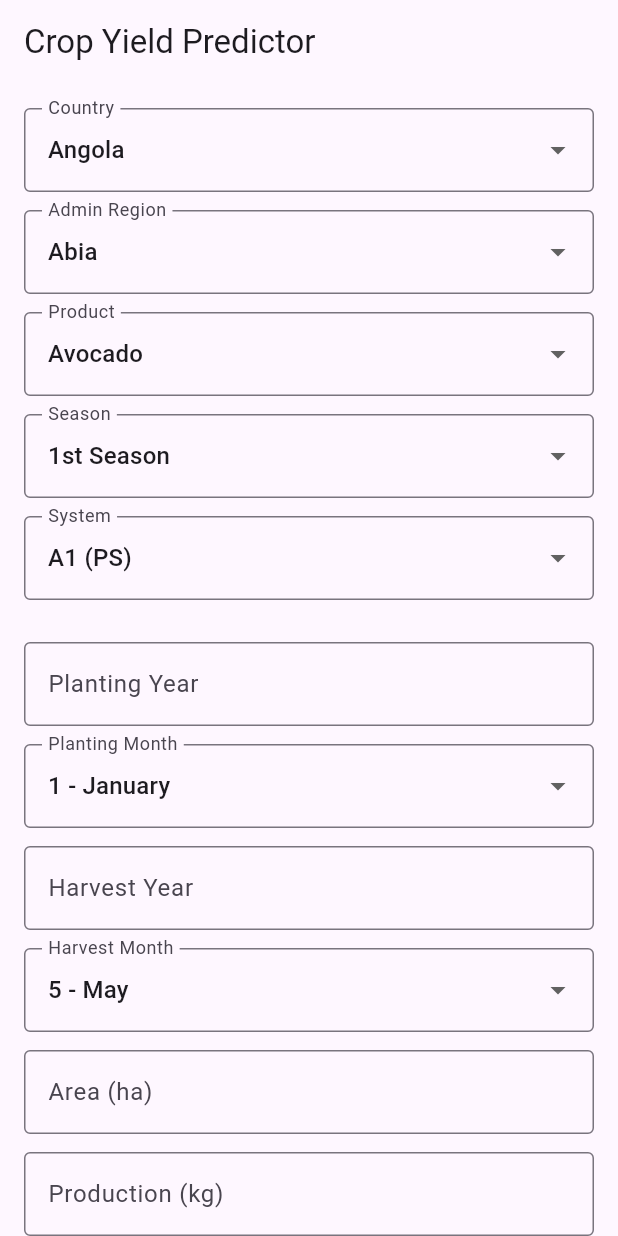
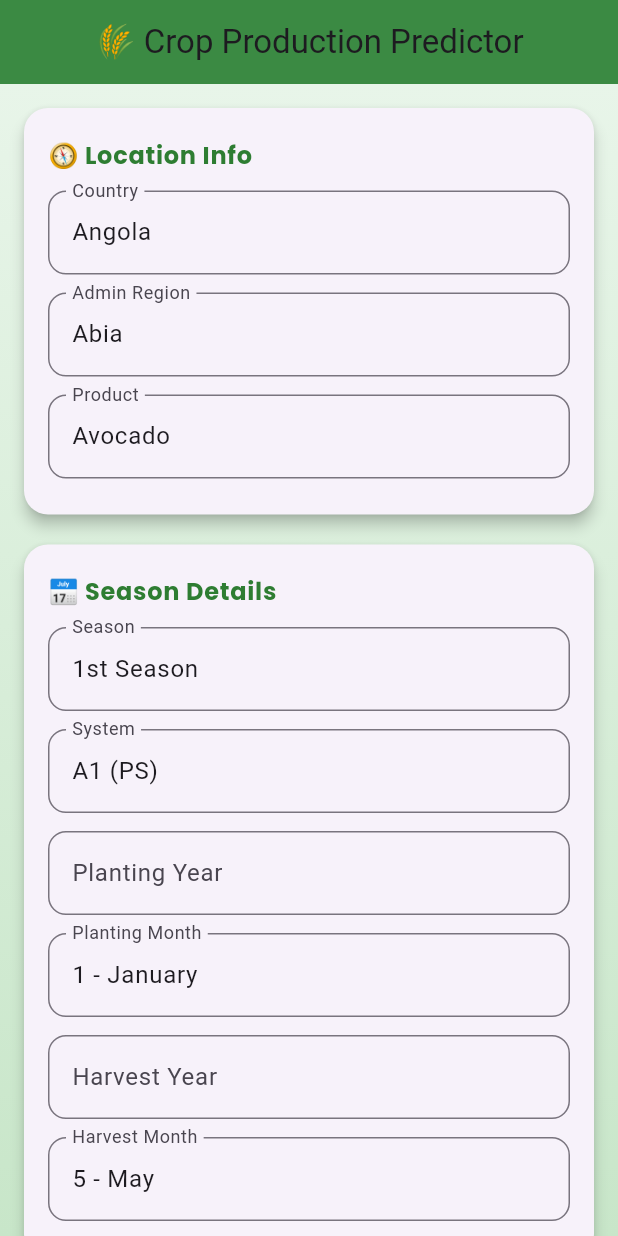
Before and after one commit to fadhuweb/linear_regression_model, a Flutter app: the screen it shows after launch, on a phone screen of 412 x 824 dp. Run offline on Flutter 3.47's test engine with Material 3 defaults, Android fonts, the phone set to English and light mode, and no system bars; our stand-ins replace google_fonts.

Commit message:
created the app for prediction

```diff
--- a/FlutterApp/crop_yield_predictor/lib/screens/predict_screen.dart
+++ b/FlutterApp/crop_yield_predictor/lib/screens/predict_screen.dart
@@ -1,7 +1,10 @@
+import 'dart:convert';
+import 'dart:math';
 import 'package:flutter/material.dart';
 import 'package:http/http.dart' as http;
-import 'dart:convert';
-import '../data/dropdown_options.dart'; // ✅ Import dropdown values
+import 'package:intl/intl.dart';
+import 'package:google_fonts/google_fonts.dart';
+import '../data/dropdown_options.dart';
 
 class PredictScreen extends StatefulWidget {
   const PredictScreen({Key? key}) : super(key: key);
@@ -12,58 +15,56 @@ class PredictScreen extends StatefulWidget {
 
 class _PredictScreenState extends State<PredictScreen> {
   final _formKey = GlobalKey<FormState>();
+  final plantingYearController = TextEditingController();
+  final harvestYearController = TextEditingController();
+  final areaController = TextEditingController();
 
-  // Controllers
-  final TextEditingController plantingYearController = TextEditingController();
-  final TextEditingController harvestYearController = TextEditingController();
-  final TextEditingController areaController = TextEditingController();
-  final TextEditingController productionController = TextEditingController();
+  final countryController = TextEditingController(text: countryOptions.first);
+  final adminController = TextEditingController(text: admin1Options.first);
+  final productController = TextEditingController(text: productOptions.first);
+  final seasonController = TextEditingController(text: seasonOptions.first);
+  final systemController = TextEditingController(text: systemOptions.first);
+  final plantingMonthController = TextEditingController(text: monthOptions.first);
+  final harvestMonthController = TextEditingController(text: monthOptions[4]);
 
-  // Dropdown selections
-  String? selectedCountry = countryOptions.first;
-  String? selectedAdmin = admin1Options.first;
-  String? selectedProduct = productOptions.first;
-  String? selectedSeason = seasonOptions.first;
-  String? selectedSystem = systemOptions.first;
-  String? selectedPlantingMonth = monthOptions.first;
-  String? selectedHarvestMonth = monthOptions[4];
-
+  bool isLoading = false;
+  bool useTons = false;
   String? predictionResult;
-  bool isLoading = false;
+  bool isErrorResult = false;
 
   Future<void> predictYield() async {
     if (!_formKey.currentState!.validate()) return;
 
     final plantingYear = int.tryParse(plantingYearController.text);
     final harvestYear = int.tryParse(harvestYearController.text);
-    final plantingMonth = int.parse(selectedPlantingMonth!.split(' - ')[0]);
-    final harvestMonth = int.parse(selectedHarvestMonth!.split(' - ')[0]);
+    final plantingMonth = int.parse(plantingMonthController.text.split(' - ')[0]);
+    final harvestMonth = int.parse(harvestMonthController.text.split(' - ')[0]);
 
-    // Logical validation: planting must be before harvest
-    if (harvestYear! < plantingYear! ||
-        (harvestYear == plantingYear && harvestMonth <= plantingMonth)) {
+    if (harvestYear! < plantingYear! || (harvestYear == plantingYear && harvestMonth <= plantingMonth)) {
       setState(() {
         predictionResult = "❌ Error: Harvest date must be after planting date.";
+        isErrorResult = true;
       });
       return;
     }
 
-    setState(() => isLoading = true);
+    setState(() {
+      isLoading = true;
+      predictionResult = null;
+    });
 
     final url = Uri.parse('https://linear-regression-model-4-49xg.onrender.com/predict');
-
     final body = {
-      'country': selectedCountry,
-      'admin_1': selectedAdmin,
-      'product': selectedProduct,
-      'season_name': selectedSeason,
+      'country': countryController.text,
+      'admin_1': adminController.text,
+      'product': productController.text,
+      'season_name': seasonController.text,
       'planting_year': plantingYear,
       'planting_month': plantingMonth,
       'harvest_year': harvestYear,
       'harvest_month': harvestMonth,
-      'crop_production_system': selectedSystem,
+      'crop_production_system': systemController.text,
       'area': double.parse(areaController.text),
-      'production': double.parse(productionController.text),
     };
 
     try {
@@ -75,18 +76,33 @@ class _PredictScreenState extends State<PredictScreen> {
 
       if (response.statusCode == 200) {
         final result = jsonDecode(response.body);
-        setState(() =>
-            predictionResult = "✅ Predicted Yield: ${result['predicted_yield']}");
+        double prediction = result['predicted_production'];
+
+        if (useTons) prediction /= 1000;
+
+        final formatted = NumberFormat('#,##0.00').format(prediction);
+        final unit = useTons ? 'tons' : 'kg';
+
+        setState(() {
+          predictionResult = "✅ Predicted Production: $formatted $unit";
+          isErrorResult = false;
+        });
       } else {
         final err = jsonDecode(response.body);
         final detail = err['detail'];
         final message = detail is List
             ? detail.map((e) => e['msg']).join('\n')
             : detail.toString();
-        setState(() => predictionResult = "❌ Error: $message");
+        setState(() {
+          predictionResult = "❌ Error: $message";
+          isErrorResult = true;
+        });
       }
     } catch (e) {
-      setState(() => predictionResult = "❌ Network error: $e");
+      setState(() {
+        predictionResult = "❌ Network error: $e";
+        isErrorResult = true;
+      });
     }
 
     setState(() => isLoading = false);
@@ -97,69 +113,147 @@ class _PredictScreenState extends State<PredictScreen> {
     plantingYearController.dispose();
     harvestYearController.dispose();
     areaController.dispose();
-    productionController.dispose();
+    countryController.dispose();
+    adminController.dispose();
+    productController.dispose();
+    seasonController.dispose();
+    systemController.dispose();
+    plantingMonthController.dispose();
+    harvestMonthController.dispose();
     super.dispose();
   }
 
   @override
   Widget build(BuildContext context) {
     return Scaffold(
-      appBar: AppBar(title: const Text('Crop Yield Predictor')),
-      body: SingleChildScrollView(
+      backgroundColor: Colors.green[50],
+      appBar: AppBar(
+        backgroundColor: Colors.green.shade700,
+        title: const Text('🌾 Crop Production Predictor'),
+        centerTitle: true,
+        elevation: 2,
+      ),
+      body: Container(
+        decoration: const BoxDecoration(
+          gradient: LinearGradient(
+            colors: [Color(0xFFE8F5E9), Color(0xFFC8E6C9)],
+            begin: Alignment.topCenter,
+            end: Alignment.bottomCenter,
+          ),
+        ),
+        child: SingleChildScrollView(
           padding: const EdgeInsets.all(16),
           child: Form(
             key: _formKey,
             child: Column(
               children: [
-              _buildDropdown('Country', countryOptions, selectedCountry,
-                  (val) => setState(() => selectedCountry = val)),
-              _buildDropdown('Admin Region', admin1Options, selectedAdmin,
-                  (val) => setState(() => selectedAdmin = val)),
-              _buildDropdown('Product', productOptions, selectedProduct,
-                  (val) => setState(() => selectedProduct = val)),
-              _buildDropdown('Season', seasonOptions, selectedSeason,
-                  (val) => setState(() => selectedSeason = val)),
-              _buildDropdown('System', systemOptions, selectedSystem,
-                  (val) => setState(() => selectedSystem = val)),
-
-              const SizedBox(height: 16),
-
+                _buildAnimatedSection('🧭 Location Info', [
+                  _buildAutocompleteField('Country', countryOptions, countryController),
+                  _buildAutocompleteField('Admin Region', admin1Options, adminController),
+                  _buildAutocompleteField('Product', productOptions, productController),
+                ]),
+                _buildAnimatedSection('📅 Season Details', [
+                  _buildAutocompleteField('Season', seasonOptions, seasonController),
+                  _buildAutocompleteField('System', systemOptions, systemController),
                   _buildYearField('Planting Year', plantingYearController),
-              _buildDropdown('Planting Month', monthOptions, selectedPlantingMonth,
-                  (val) => setState(() => selectedPlantingMonth = val)),
+                  _buildAutocompleteField('Planting Month', monthOptions, plantingMonthController),
                   _buildYearField('Harvest Year', harvestYearController),
-              _buildDropdown('Harvest Month', monthOptions, selectedHarvestMonth,
-                  (val) => setState(() => selectedHarvestMonth = val)),
-
+                  _buildAutocompleteField('Harvest Month', monthOptions, harvestMonthController),
+                ]),
+                _buildAnimatedSection('📐 Area Info', [
                   _buildNumberField('Area (ha)', areaController, min: 0.01),
-              _buildNumberField('Production (kg)', productionController, min: 0),
-
+                ]),
+                _buildAnimatedSection('⚙️ Output Unit', [
+                  _buildUnitSwitch(),
+                ]),
+                if (predictionResult != null)
+                  _buildPredictionCard(predictionResult!, isErrorResult),
                 const SizedBox(height: 20),
-
-              ElevatedButton(
-                onPressed: isLoading ? null : predictYield,
-                child: isLoading
-                    ? const CircularProgressIndicator()
-                    : const Text('Predict'),
-              ),
-
-              if (predictionResult != null) ...[
-                const SizedBox(height: 20),
-                Card(
-                  color: predictionResult!.startsWith('✅')
-                      ? Colors.green.shade100
-                      : Colors.red.shade100,
-                  child: Padding(
-                    padding: const EdgeInsets.all(12),
-                    child: Text(predictionResult!,
-                        style: const TextStyle(fontSize: 16)),
-                  ),
-                ),
-              ]
+                _buildPredictButton(),
               ],
             ),
           ),
         ),
+      ),
+    );
+  }
+
+  Widget _buildAnimatedSection(String title, List<Widget> children) {
+    return TweenAnimationBuilder<double>(
+      tween: Tween<double>(begin: 0.0, end: 1.0),
+      duration: Duration(milliseconds: 500 + Random().nextInt(300)),
+      builder: (context, opacity, child) {
+        return Opacity(
+          opacity: opacity,
+          child: Transform.translate(
+            offset: Offset(0, (1 - opacity) * 20),
+            child: Card(
+              elevation: 4,
+              shape: RoundedRectangleBorder(borderRadius: BorderRadius.circular(16)),
+              margin: const EdgeInsets.only(bottom: 20),
+              child: Padding(
+                padding: const EdgeInsets.fromLTRB(16, 20, 16, 12),
+                child: Column(
+                  crossAxisAlignment: CrossAxisAlignment.start,
+                  children: [
+                    Text(
+                      title,
+                      style: GoogleFonts.poppins(
+                        fontSize: 16,
+                        fontWeight: FontWeight.bold,
+                        color: Colors.green[800],
+                        letterSpacing: 0.5,
+                      ),
+                    ),
+                    const SizedBox(height: 12),
+                    ...children,
+                  ],
+                ),
+              ),
+            ),
+          ),
+        );
+      },
+    );
+  }
+
+  Widget _buildPredictionCard(String result, bool isError) {
+    return TweenAnimationBuilder<double>(
+      tween: Tween<double>(begin: 0, end: 1),
+      duration: const Duration(milliseconds: 500),
+      builder: (context, opacity, child) {
+        return Opacity(
+          opacity: opacity,
+          child: Card(
+            color: isError ? Colors.red[50] : Colors.green[50],
+            elevation: 3,
+            shape: RoundedRectangleBorder(borderRadius: BorderRadius.circular(12)),
+            margin: const EdgeInsets.only(bottom: 16),
+            child: Padding(
+              padding: const EdgeInsets.all(16),
+              child: Row(
+                children: [
+                  Icon(
+                    isError ? Icons.error_outline : Icons.check_circle_outline,
+                    color: isError ? Colors.red : Colors.green[700],
+                  ),
+                  const SizedBox(width: 12),
+                  Expanded(
+                    child: Text(
+                      result,
+                      style: GoogleFonts.poppins(
+                        fontSize: 16,
+                        color: isError ? Colors.red[900] : Colors.green[900],
+                        fontWeight: FontWeight.w600,
+                      ),
+                    ),
+                  ),
+                ],
+              ),
+            ),
+          ),
+        );
+      },
     );
   }
 
@@ -171,53 +265,112 @@ class _PredictScreenState extends State<PredictScreen> {
         keyboardType: TextInputType.number,
         decoration: InputDecoration(
           labelText: label,
-          border: const OutlineInputBorder(),
+          border: OutlineInputBorder(borderRadius: BorderRadius.circular(12)),
         ),
         validator: (value) {
           if (value == null || value.isEmpty) return 'Required';
           final year = int.tryParse(value);
-          if (year == null || year < 1900 || year > 2100) {
-            return 'Enter a valid year (1900–2100)';
-          }
+          if (year == null || year < 1900 || year > 2100) return 'Enter a valid year (1900–2100)';
           return null;
         },
       ),
     );
   }
 
-  Widget _buildNumberField(String label, TextEditingController controller,
-      {double min = 1}) {
+  Widget _buildNumberField(String label, TextEditingController controller, {double min = 1}) {
     return Padding(
       padding: const EdgeInsets.only(bottom: 12),
       child: TextFormField(
         controller: controller,
+        keyboardType: TextInputType.number,
         decoration: InputDecoration(
-            labelText: label, border: const OutlineInputBorder()),
-        keyboardType: TextInputType.number,
+          labelText: label,
+          border: OutlineInputBorder(borderRadius: BorderRadius.circular(12)),
+        ),
         validator: (value) {
           if (value == null || value.isEmpty) return 'Required';
           final numValue = double.tryParse(value);
-          if (numValue == null || numValue < min) {
-            return 'Enter value ≥ $min';
-          }
+          if (numValue == null || numValue < min) return 'Enter value ≥ $min';
           return null;
         },
       ),
     );
   }
 
-  Widget _buildDropdown(String label, List<String> items, String? value,
-      void Function(String?) onChanged) {
+  Widget _buildAutocompleteField(String label, List<String> options, TextEditingController controller) {
     return Padding(
       padding: const EdgeInsets.only(bottom: 12),
-      child: DropdownButtonFormField<String>(
+      child: Autocomplete<String>(
+        initialValue: TextEditingValue(text: controller.text),
+        optionsBuilder: (TextEditingValue textEditingValue) {
+          return options.where((option) =>
+              option.toLowerCase().contains(textEditingValue.text.toLowerCase()));
+        },
+        onSelected: (String selection) => controller.text = selection,
+        fieldViewBuilder: (context, textFieldController, focusNode, onFieldSubmitted) {
+          return TextFormField(
+            controller: textFieldController,
+            focusNode: focusNode,
             decoration: InputDecoration(
-            labelText: label, border: const OutlineInputBorder()),
-        value: value,
-        onChanged: onChanged,
-        items:
-            items.map((e) => DropdownMenuItem(value: e, child: Text(e))).toList(),
-        validator: (value) => value == null ? 'Required' : null,
+              labelText: label,
+              border: OutlineInputBorder(borderRadius: BorderRadius.circular(12)),
+            ),
+            validator: (value) {
+              if (value == null || value.isEmpty) return 'Required';
+              if (!options.contains(value)) return 'Invalid selection';
+              return null;
+            },
+          );
+        },
+      ),
+    );
+  }
+
+  Widget _buildUnitSwitch() {
+    return Center(
+      child: Container(
+        decoration: BoxDecoration(
+          borderRadius: BorderRadius.circular(20),
+          color: Colors.green.shade100,
+        ),
+        padding: const EdgeInsets.symmetric(horizontal: 16, vertical: 8),
+        child: Row(
+          mainAxisSize: MainAxisSize.min,
+          children: [
+            const Text("kg", style: TextStyle(fontWeight: FontWeight.w600)),
+            Switch(
+              activeColor: Colors.green,
+              value: useTons,
+              onChanged: (val) => setState(() => useTons = val),
+            ),
+            const Text("tons", style: TextStyle(fontWeight: FontWeight.w600)),
+          ],
+        ),
+      ),
+    );
+  }
+
+  Widget _buildPredictButton() {
+    return SizedBox(
+      width: double.infinity,
+      child: ElevatedButton.icon(
+        icon: isLoading
+            ? const SizedBox(
+                width: 18,
+                height: 18,
+                child: CircularProgressIndicator(strokeWidth: 2, color: Colors.white),
+              )
+            : const Icon(Icons.agriculture_rounded),
+        label: const Text('Predict'),
+        onPressed: isLoading ? null : predictYield,
+        style: ElevatedButton.styleFrom(
+          backgroundColor: Colors.green.shade800,
+          foregroundColor: Colors.white,
+          padding: const EdgeInsets.symmetric(vertical: 14),
+          elevation: 4,
+          shape: RoundedRectangleBorder(borderRadius: BorderRadius.circular(12)),
+          textStyle: GoogleFonts.poppins(fontSize: 16, fontWeight: FontWeight.w600),
+        ),
       ),
     );
   }
--- a/FlutterApp/crop_yield_predictor/pubspec.yaml
+++ b/FlutterApp/crop_yield_predictor/pubspec.yaml
@@ -31,6 +31,8 @@ dependencies:
   flutter:
     sdk: flutter
   http: ^1.4.0
+  intl: ^0.20.2
+  google_fonts: ^6.2.1  # ✅ Add this
 
   # The following adds the Cupertino Icons font to your application.
   # Use with the CupertinoIcons class for iOS style icons.
```
Also changed, not shown: FlutterApp/crop_yield_predictor/pubspec.lock, 3 other files. Lines whose indentation alone changed are shown as unchanged.
